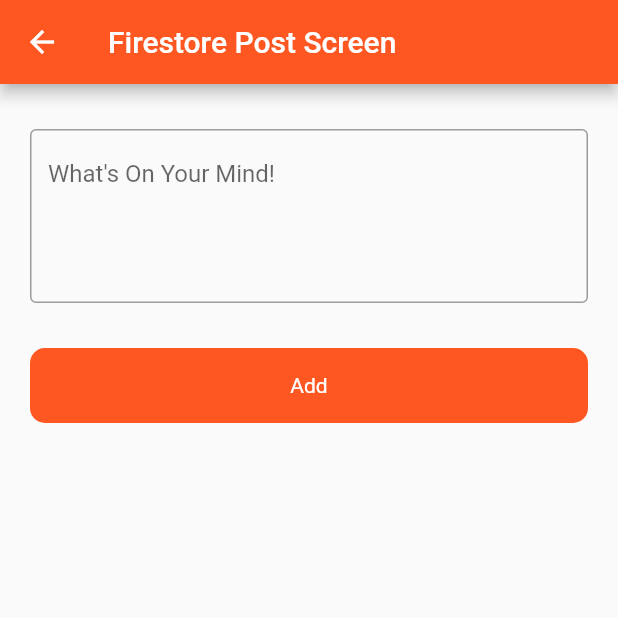
After one commit to mudakkirafridi/Flutter-Firebase, a Flutter app: the FireStoreScreen screen opened directly, after a tap on the "post add" icon, on a phone screen of 412 x 824 dp, the top half of it. The commit adds this screen. Run offline on Flutter 3.47's test engine with Material 2 defaults, Android fonts, the phone set to English and light mode, and no system bars; our stand-ins replace cloud_firestore, firebase_auth, firebase_core, firebase_database, fluttertoast; accounts and stored records are empty.

Commit message:
firebase part 18 complete

```diff
--- a/lib/firebase-services/splash-services.dart
+++ b/lib/firebase-services/splash-services.dart
@@ -1,4 +1,5 @@
 import 'dart:async';
+import 'package:flutter_firebase/firestore-crud/post-screen.dart';
 import 'package:flutter_firebase/pages/post-screen.dart';
 import 'package:flutter_firebase/pages/sign-up.dart';
 import 'package:flutter/material.dart';
@@ -13,7 +14,7 @@ class SplashServices {
     if (user != null) {
       Timer(const Duration(seconds: 4), () {
         Navigator.push(context,
-            MaterialPageRoute(builder: (context) => const PostScreen()));
+            MaterialPageRoute(builder: (context) => const FireStoreScreen()));
       });
     } else {
       Timer(const Duration(seconds: 4), () {
--- /dev/null
+++ b/lib/firestore-crud/firestore-post-screen.dart
@@ -0,0 +1,69 @@
+import 'package:cloud_firestore/cloud_firestore.dart';
+import 'package:flutter/material.dart';
+import 'package:firebase_database/firebase_database.dart';
+import 'package:flutter_firebase/utilities/utils.dart';
+import 'package:flutter_firebase/widgets/roundBtn.dart';
+
+class FirestorePostScreen extends StatefulWidget {
+  const FirestorePostScreen({super.key});
+
+  @override
+  State<FirestorePostScreen> createState() => _MyWidgetState();
+}
+
+class _MyWidgetState extends State<FirestorePostScreen> {
+  bool loading = false;
+  final fireStore = FirebaseFirestore.instance.collection('users');
+  final postController = TextEditingController();
+  @override
+  Widget build(BuildContext context) {
+    return Scaffold(
+      appBar: AppBar(
+        title: const Text('Firestore Post Screen'),
+      ),
+      body: Padding(
+        padding: const EdgeInsets.symmetric(horizontal: 20),
+        child: Column(
+          children: [
+            const SizedBox(
+              height: 30,
+            ),
+            TextFormField(
+              controller: postController,
+              maxLines: 4,
+              decoration: const InputDecoration(
+                  hintText: "What's On Your Mind!",
+                  border: OutlineInputBorder()),
+            ),
+            const SizedBox(
+              height: 30,
+            ),
+            RoundButton(
+                loading: loading,
+                title: "Add",
+                onTap: () {
+                  setState(() {
+                    loading = true;
+                  });
+                  String id = DateTime.now().microsecondsSinceEpoch.toString();
+                  fireStore.doc(id).set({
+                    'title': postController.text.toString(),
+                    "id": id
+                  }).then((value) {
+                    Utils().toastMessage(message: 'Your Post Added');
+                    setState(() {
+                      loading = false;
+                    });
+                  }).onError((error, stackTrace) {
+                    setState(() {
+                      loading = false;
+                    });
+                    Utils().toastMessage(message: error.toString());
+                  });
+                })
+          ],
+        ),
+      ),
+    );
+  }
+}
--- /dev/null
+++ b/lib/firestore-crud/post-screen.dart
@@ -0,0 +1,105 @@
+import 'package:cloud_firestore/cloud_firestore.dart';
+import 'package:flutter/material.dart';
+import 'package:firebase_auth/firebase_auth.dart';
+import 'package:flutter_firebase/firestore-crud/firestore-post-screen.dart';
+import 'package:flutter_firebase/pages/sign-up.dart';
+import 'package:flutter_firebase/utilities/utils.dart';
+
+class FireStoreScreen extends StatefulWidget {
+  const FireStoreScreen({super.key});
+
+  @override
+  State<FireStoreScreen> createState() => _MyWidgetState();
+}
+
+class _MyWidgetState extends State<FireStoreScreen> {
+  final auth = FirebaseAuth.instance;
+  final firestore = FirebaseFirestore.instance.collection('users').snapshots();
+  final searchFilter = TextEditingController();
+  final dialogController = TextEditingController();
+  @override
+  Widget build(BuildContext context) {
+    return Scaffold(
+      appBar: AppBar(
+        title: const Text("Post NewsFeed Screen"),
+        centerTitle: true,
+        actions: [
+          IconButton(
+              onPressed: () {
+                auth.signOut().then((value) {
+                  Navigator.push(
+                      context,
+                      MaterialPageRoute(
+                          builder: (context) => const SignUpScreen()));
+                }).onError((error, stackTrace) {
+                  Utils().toastMessage(message: error.toString());
+                });
+              },
+              icon: const Icon(Icons.logout))
+        ],
+      ),
+      body: Column(
+        children: [
+          StreamBuilder<QuerySnapshot>(
+              stream: firestore,
+              builder: (BuildContext context,
+                  AsyncSnapshot<QuerySnapshot> snapshot) {
+                if (snapshot.connectionState == ConnectionState.waiting) {
+                  return const CircularProgressIndicator();
+                } else if (snapshot.hasError) {
+                  return const Center(
+                    child: Text('Some error occured'),
+                  );
+                }
+                return Expanded(
+                    child: ListView.builder(
+                        itemCount: snapshot.data!.docs.length,
+                        itemBuilder: (context, index) {
+                          return ListTile(
+                            title: Text(
+                                snapshot.data!.docs[index]['title'].toString()),
+                          );
+                        }));
+              }),
+        ],
+      ),
+      floatingActionButton: FloatingActionButton(
+        onPressed: () {
+          Navigator.push(context,
+              MaterialPageRoute(builder: (_) => const FirestorePostScreen()));
+        },
+        child: const Icon(Icons.post_add_outlined),
+      ),
+    );
+  }
+
+  Future<void> showMyDialog(String title, String id) async {
+    dialogController.text = title;
+    return showDialog(
+        context: context,
+        builder: (context) {
+          return AlertDialog(
+            title: const Text('update'),
+            content: Container(
+              child: TextFormField(
+                controller: dialogController,
+                decoration: const InputDecoration(
+                    border: OutlineInputBorder(), hintText: "Edit Here"),
+              ),
+            ),
+            actions: [
+              TextButton(
+                  onPressed: () {
+                    Navigator.pop(context);
+                  },
+                  child: const Text('Cancel')),
+              TextButton(
+                  onPressed: () {
+                    Navigator.pop(context);
+                  },
+                  child: const Text('Update'))
+            ],
+          );
+        });
+  }
+}
```
